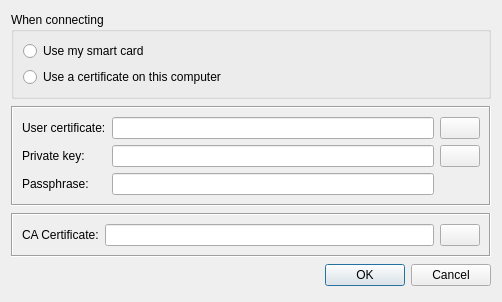
Qt form src/dialogs/EapSettingsDialog.ui (wejaeger/l2tp-ipsec-vpn) before a commit.
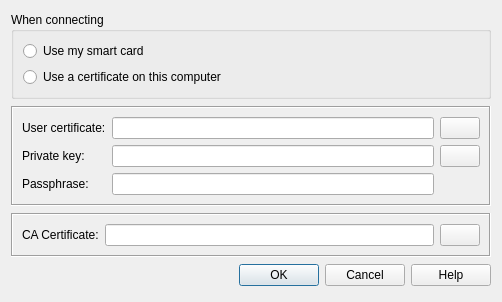
The same form after that commit. Icons and pictures are not drawn.

Commit message: added help button to all dialogs

The edit to the form file:
```diff
--- a/src/dialogs/EapSettingsDialog.ui
+++ b/src/dialogs/EapSettingsDialog.ui
@@ -213,7 +213,7 @@
       <enum>Qt::Horizontal</enum>
      </property>
      <property name="standardButtons">
-      <set>QDialogButtonBox::Cancel|QDialogButtonBox::Ok</set>
+      <set>QDialogButtonBox::Cancel|QDialogButtonBox::Help|QDialogButtonBox::Ok</set>
      </property>
     </widget>
    </item>
```
The commit also changes 27 other files.
